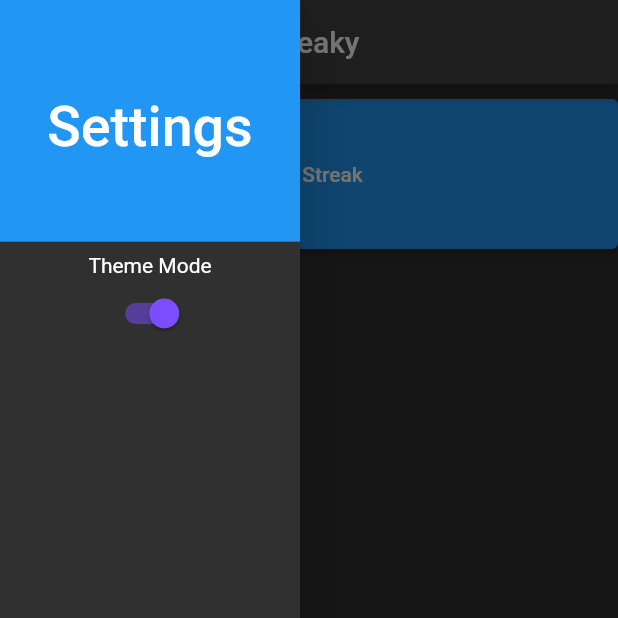
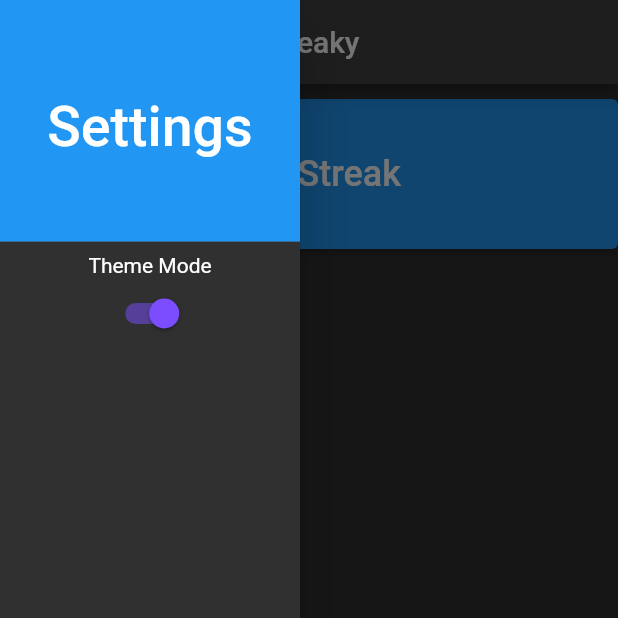
Before and after one commit to Colby626/streaky, a Flutter app: the screen it shows after launch, with the side drawer open, on a phone screen of 412 x 824 dp, the top half of it. Run offline on Flutter 3.47's test engine with Material 2 defaults, Android fonts, the phone set to English and light mode, and no system bars; our stand-ins replace auto_size_text, flutter_local_notifications, permission_handler, shared_preferences, syncfusion_flutter_calendar; missing offline and left inert: workmanager.

Commit message:
changed font size of new streak button

```diff
--- a/lib/StreakButton.dart
+++ b/lib/StreakButton.dart
@@ -184,7 +184,7 @@ class StreakButton extends StatelessWidget{
           height: 100,
           width: double.infinity,
           child: ElevatedButton(
-            child: Text(name),
+            child: Text(name, style: const TextStyle(fontSize: 24),),
             onPressed: (){
               showDialog(
                 context: context,
```
